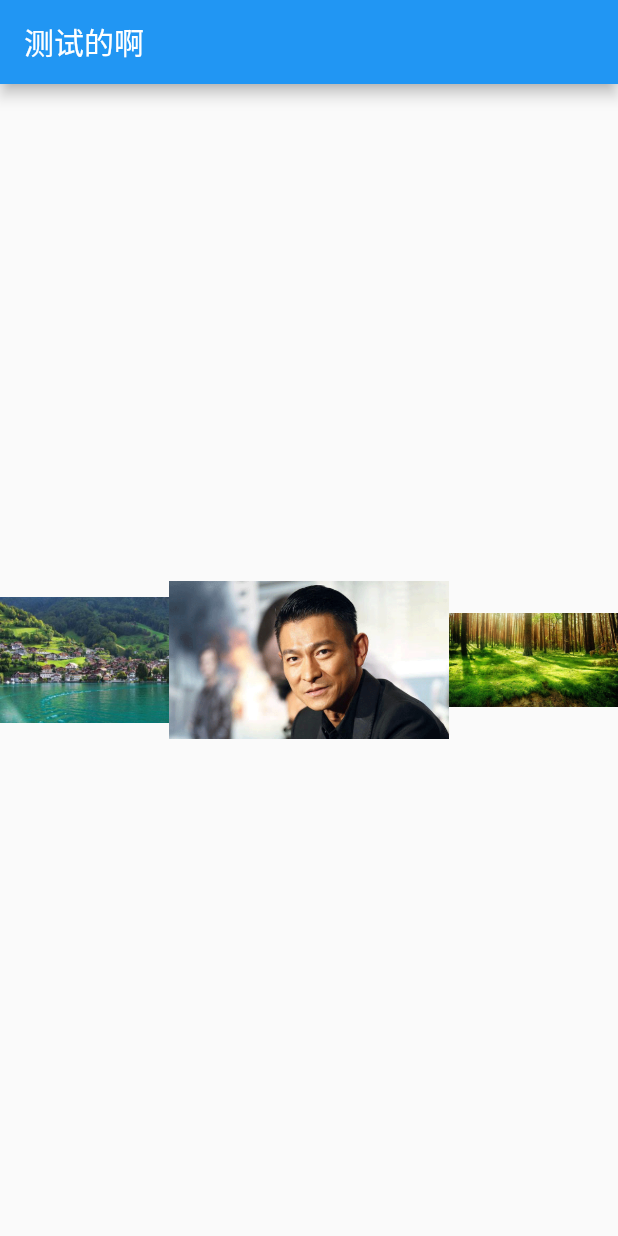
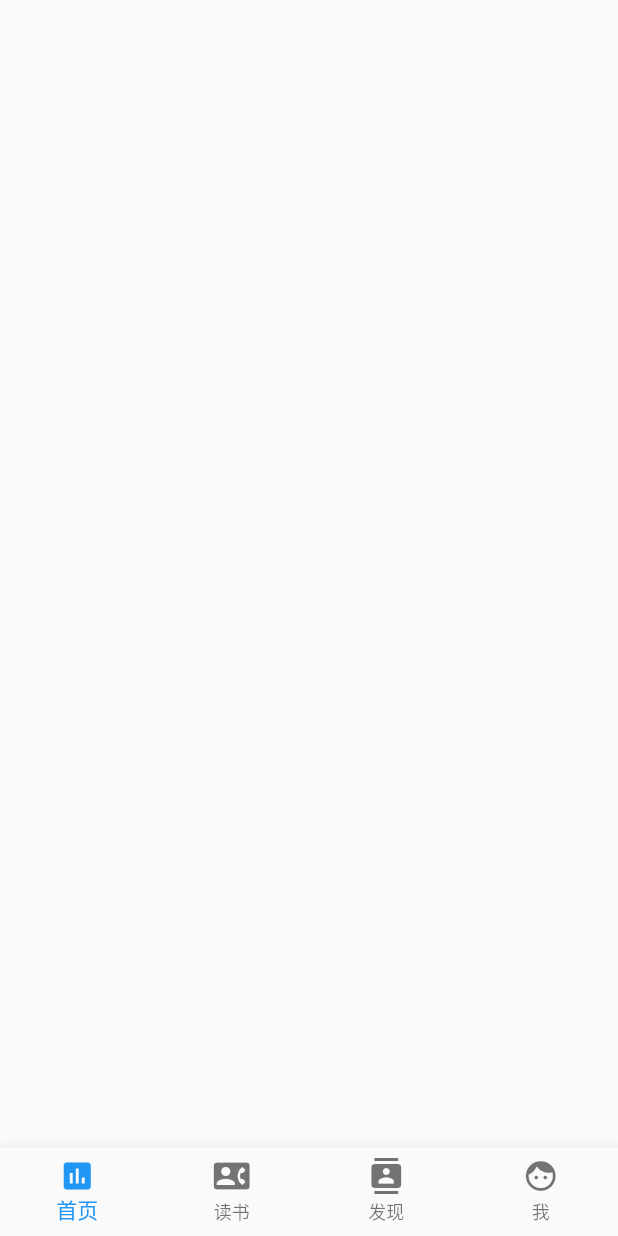
Before and after one commit to 624990742/myAppFlutter, a Flutter app: the screen it shows after launch, on a phone screen of 412 x 824 dp. Run offline on Flutter 3.47's test engine with Material 2 defaults, Android fonts, the phone set to English and light mode, and no system bars.

Commit message:
添加底部tabbar

```diff
--- /dev/null
+++ b/lib/fine/fine_page.dart
@@ -0,0 +1,29 @@
+import 'package:flutter/material.dart';
+
+
+
+class FinePage extends StatefulWidget{
+  @override
+  State <StatefulWidget>  createState() => new _finePageState();
+}
+
+
+class  _finePageState extends State <FinePage>{
+
+  @override
+  Widget build(BuildContext context) {
+    // TODO: implement build
+//    throw UnimplementedError();
+    return new MaterialApp(
+      home: new Scaffold(
+        appBar: new AppBar(
+          title: new Text("发现"),
+          actions: <Widget>[],
+        ),
+      ),
+    );
+  }
+
+
+
+}
--- /dev/null
+++ b/lib/home/home_page.dart
@@ -0,0 +1,27 @@
+import 'package:flutter/material.dart';
+
+class HomePage extends StatefulWidget {
+  @override
+  State<StatefulWidget> createState() => new _HomePageState();
+}
+class _HomePageState extends State<HomePage>{
+
+  @override
+  Widget build(BuildContext context) {
+    // TODO: implement build
+//    throw UnimplementedError();
+
+  return new MaterialApp(
+    home: new Scaffold(
+      appBar: new AppBar(
+        title: new Text("首页"),
+        actions: [
+
+        ],
+      ),
+    ),
+
+    );
+  }
+
+}
--- /dev/null
+++ b/lib/index/app_page_index.dart
@@ -0,0 +1,244 @@
+import 'package:flutter/material.dart';
+import 'package:flutter/scheduler.dart';
+import 'package:my_app/tabbar/navigation_tabbar.dart';
+import 'package:my_app/home/home_page.dart';
+import 'package:my_app/read/read_page.dart';
+import 'package:my_app/fine/fine_page.dart';
+import 'package:my_app/me/me_page.dart';
+
+
+class PageIndex extends StatefulWidget {
+  @override
+  State<StatefulWidget> createState() => new _PageIndexState();
+}
+
+class _PageIndexState extends State <PageIndex> with TickerProviderStateMixin {
+   int _currentInedx = 0;//当前界面的索引值
+   List<TabbarIocnView>  _tabbarIconViews;//底部工具栏所有的 tabbarItem
+   List<StatefulWidget> _pageList;//item 对应的界面
+   StatefulWidget _currentPage;//当前的显示界面
+
+   //定义一个空的设置状态值的方法
+   void _rebuild(){
+     setState(() {});
+   }
+
+   @override
+   void initState(){
+     super.initState();
+     _tabbarIconViews = <TabbarIocnView>[
+       new TabbarIocnView(icon: new Icon(Icons.assessment), itemTitle: new Text("首页"),vsync: this),
+       new TabbarIocnView(icon: new Icon(Icons.contact_phone), itemTitle: new Text("读书"), vsync: this),
+       new TabbarIocnView(icon: new Icon(Icons.contacts), itemTitle:  new Text("发现"), vsync: this),
+       new TabbarIocnView(icon: new Icon(Icons.face), itemTitle: new Text("我"), vsync: this),
+     ];
+
+     //给每一个按钮区域上加监听
+     for(TabbarIocnView itemBar in _tabbarIconViews) {
+       itemBar.controller.addListener(_rebuild);
+     }
+
+     //将我们 bottomBar 上面的按钮图标对应的页面存放起来
+     _pageList = <StatefulWidget>[
+       new HomePage(),
+       new ReadPage(),
+       new FinePage(),
+       new MePage()
+     ];
+     _currentPage = _pageList[_currentInedx];
+
+   }
+
+
+
+
+
+
+
+
+  @override
+  Widget build(BuildContext context) {
+//     TODO: implement build
+//    throw UnimplementedError();
+   final  BottomNavigationBar bottomNavigationBar = new BottomNavigationBar(
+       items: _tabbarIconViews
+       .map((TabbarIocnView tbbarIocnView) => tbbarIocnView.barItem).toList(),//添加 icon 按钮
+      currentIndex: _currentInedx, // 当前点击的索引值
+     type: BottomNavigationBarType.fixed, // 设置底部导航工具栏的类型：fixed 固定
+     onTap: (int index){//点击事件
+         setState(() {//点击之后，需要出发的逻辑事件
+           _tabbarIconViews[_currentInedx].controller.reverse();
+           _currentInedx = index;
+           _tabbarIconViews[_currentInedx].controller.forward();
+           _currentPage = _pageList[_currentInedx];
+         });
+     },
+   );
+
+
+    return new MaterialApp(
+      home: new Scaffold(
+        body: new Center(
+//           child: ,//当前选中的界面索引值
+        ),
+        bottomNavigationBar: bottomNavigationBar,
+      ),
+    theme: new ThemeData(
+      primarySwatch: Colors.blue,//设置主题颜色
+    ),
+    );
+  }
+
+}
+
+
+
+
+//import 'dart:math';
+//import 'package:flutter/cupertino.dart';
+//import 'package:english_words/english_words.dart';
+//import 'dart:convert';
+//import 'package:http/http.dart' as http;
+
+//void main() => runApp(new MyApp());
+//class MyApp extends StatelessWidget  {
+//
+//  @override
+//  Widget build(BuildContext context) {
+//
+//    Column  buildButtonColum(IconData icon, String label){
+//      Color color = Theme.of(context).primaryColor;
+//
+//      return  new Column(
+//        mainAxisSize: MainAxisSize.min,
+//        mainAxisAlignment: MainAxisAlignment.center,
+//        children: [
+//          new Icon(icon, color: color,),
+//          new Container(
+//            margin: const EdgeInsets.only(top: 8.0),
+//            child: new Text(
+//              label,
+//              style: new TextStyle(
+//                fontSize: 12.0,
+//                fontWeight: FontWeight.w400,
+//                color: color,
+//              ),
+//            ),
+//          ),
+//        ],
+//      );
+//    }
+//
+//
+//
+//    Widget  buttonSection = new Container(
+//      child: new Row(
+//        mainAxisAlignment: MainAxisAlignment.spaceEvenly,
+//        children: [
+//          InkWell(
+//            child: buildButtonColum(Icons.call, 'CALL'),
+//            onTap:(){
+//              print('CALL');
+//            },
+//          ),
+//          GestureDetector(
+//            child: buildButtonColum(Icons.near_me, 'ROUTE'),
+//            onTap: (){
+//              print('ROUTE');
+//            },
+//          ),
+//
+//
+//          RaisedButton(
+//            child: buildButtonColum(Icons.near_me, 'SHARE'),
+//            onPressed: (){
+//              print('SHARE');
+//            },
+//          ),
+//
+//
+//          InkWell(
+//            child: buildButtonColum(Icons.pan_tool, 'HAND'),
+//            onTap:(){
+//              print('HAND');
+//            },
+//          ),
+//
+//        ],
+//      ),
+//    );
+//
+//
+//
+//    Widget textSection = new Container(
+//      padding: const EdgeInsets.all(32.0),
+//      child: new Text(
+//        '''
+//Lake Oeschinen lies at the foot of the Blüemlisalp in the Bernese Alps. Situated 1,578 meters above sea level, it is one of the larger Alpine Lakes. A gondola ride from Kandersteg, followed by a half-hour walk through pastures and pine forest, leads you to the lake, which warms to 20 degrees Celsius in the summer. Activities enjoyed here include rowing, and riding the summer toboggan run.
+//        ''',
+//        softWrap: true,
+//      ),
+//
+//    );
+//
+//
+//
+//    Widget titleSection = new Container(
+//      padding: const EdgeInsets.all(32.0),
+//      child: new Row(
+//        children: [
+//          new Expanded(
+//            child: new Column(
+//              crossAxisAlignment: CrossAxisAlignment.start,
+//              children: [
+//                new Container(
+//                  padding: const EdgeInsets.only(bottom: 8.0),
+//                  child: new Text(
+//                    '你好啊，就是测试',
+//                    style: new TextStyle(
+//                      fontWeight: FontWeight.bold,
+//                    ),
+//                  ),
+//                ),
+//                new Text(
+//                  '嘻嘻哈哈',
+//                  style: new TextStyle(
+//                    color: Colors.grey[500],
+//                  ),
+//                ),
+//              ],
+//            ),
+//          ),
+//          new Icon(
+//            Icons.star,
+//            color: Colors.red[500],
+//          ),
+//          new Text('34')
+//        ],
+//      ),
+//    );
+//
+//
+//    return  MaterialApp(
+//      title: '测试第一个demo',
+//      home: Scaffold(
+//        appBar: new AppBar(
+//          title: new Text("首页"),
+//        ),
+//        body: new ListView(children: [
+//          new  Image.asset(
+//            'images/headerBg.png',
+//            width: 600.0,
+//            height: 240.0,
+//            fit: BoxFit.cover,
+//          ),
+//          titleSection,
+//          buttonSection,
+//          textSection,
+//        ],
+//        ),
+//      ),
+//    );
+//
+//  }
+//}
--- a/lib/main.dart
+++ b/lib/main.dart
@@ -1,116 +1,16 @@
 import 'package:flutter/material.dart';
-import 'package:english_words/english_words.dart';
+import 'package:my_app/index/app_page_index.dart';
+void main() =>runApp(new MyApp());
+class MyApp extends StatelessWidget {
 
-
-void main() => runApp(new MyApp());
-
-
-
-class MyApp extends StatelessWidget {
-  @override
- Widget build(BuildContext context){
-
-    return  MaterialApp(
-      title: '测试Row与Clomu的区别',
-      home: Scaffold(
-           appBar: new AppBar(
-             title: new Text('测试的啊'),
-           ),
-        body: new Center(
-          child: new Row(
-              crossAxisAlignment: CrossAxisAlignment.center,
-             children: [
-               new Expanded(
-                 flex: 3,
-                 child: new Image.asset('images/fengjing1.jpg'),
-               ),
-
-               new Expanded(
-                 flex: 5,
-                 child: new Image.asset('images/headerBg.png'),
-               ),
-
-               new Expanded(
-                 flex: 3,
-                 child: new Image.asset('images/fengjing2.jpeg'),
-               ),
-
-             ],
-          ),
-
-        ),
-
-      ),
-
+  Widget build(BuildContext context) {
+    return new MaterialApp(
+      title: '首页',
+      home:  PageIndex(),
     );
+  }
 
 }
-
-}
-
-
-
-
-class _MyHomePageState extends State <MyHomePage> {
-  @override
-  Widget build(BuildContext context) {
-    //...
-
-    var ratings = new Container(
-      padding: new EdgeInsets.all(20.0),
-      child: new Row(
-        mainAxisAlignment: MainAxisAlignment.spaceEvenly,
-        children: [
-          new Row(
-            mainAxisSize: MainAxisSize.min,
-            children: [
-              new Icon(Icons.star, color: Colors.black),
-              new Icon(Icons.star, color: Colors.black),
-              new Icon(Icons.star, color: Colors.black),
-              new Icon(Icons.star, color: Colors.black),
-              new Icon(Icons.star, color: Colors.black),
-            ],
-          ),
-          new Text(
-            '170 Reviews',
-            style: new TextStyle(
-              color: Colors.black,
-              fontWeight: FontWeight.w800,
-              fontFamily: 'Roboto',
-              letterSpacing: 0.5,
-              fontSize: 20.0,
-            ),
-          ),
-        ],
-      ),
-    );
-    //...
-  }
-}
-
-
-
-
-//    return  MaterialApp(
-//      title: '测试第一个demo',
-//      home: Scaffold(
-//        appBar: new AppBar(
-//          title: new Text("首页"),
-//        ),
-//          body: new ListView(children: [
-//            new  Image.asset(
-//              'images/headerBg.png',
-//              width: 600.0,
-//              height: 240.0,
-//              fit: BoxFit.cover,
-//            ),
-//            titleSection,
-//            buttonSection,
-//            textSection,
-//          ],
-//        ),
-//      ),
-//    );
 
 
 
@@ -120,7 +20,18 @@ class _MyHomePageState extends State <MyHomePage> {
 
 
 
-/********* 第一个实战demo ***********/
+
+
+
+
+
+//import 'dart:math';
+//import 'package:flutter/cupertino.dart';
+//import 'package:flutter/material.dart';
+//import 'package:english_words/english_words.dart';
+//import 'dart:convert';
+//import 'package:http/http.dart' as http;
+//
 //void main() => runApp(new MyApp());
 //class MyApp extends StatelessWidget  {
 //
@@ -130,7 +41,7 @@ class _MyHomePageState extends State <MyHomePage> {
 //    Column  buildButtonColum(IconData icon, String label){
 //      Color color = Theme.of(context).primaryColor;
 //
-//       return new Column(
+//       return  new Column(
 //         mainAxisSize: MainAxisSize.min,
 //         mainAxisAlignment: MainAxisAlignment.center,
 //         children: [
@@ -156,10 +67,35 @@ class _MyHomePageState extends State <MyHomePage> {
 //      child: new Row(
 //        mainAxisAlignment: MainAxisAlignment.spaceEvenly,
 //        children: [
-//          buildButtonColum(Icons.call, 'CALL'),
-//          buildButtonColum(Icons.near_me, 'ROUTE'),
-//          buildButtonColum(Icons.share, 'SHARE'),
-//          buildButtonColum(Icons.pan_tool, 'HAND')
+//          InkWell(
+//            child: buildButtonColum(Icons.call, 'CALL'),
+//            onTap:(){
+//              print('CALL');
+//              },
+//          ),
+//          GestureDetector(
+//           child: buildButtonColum(Icons.near_me, 'ROUTE'),
+//            onTap: (){
+//              print('ROUTE');
+//            },
+//          ),
+//
+//
+//          RaisedButton(
+//            child: buildButtonColum(Icons.near_me, 'SHARE'),
+//            onPressed: (){
+//              print('SHARE');
+//            },
+//          ),
+//
+//
+//          InkWell(
+//            child: buildButtonColum(Icons.pan_tool, 'HAND'),
+//            onTap:(){
+//              print('HAND');
+//            },
+//          ),
+//
 //        ],
 //      ),
 //    );
@@ -239,7 +175,7 @@ class _MyHomePageState extends State <MyHomePage> {
 //     }
 //}
 //
-//
+
 
 
 
--- /dev/null
+++ b/lib/me/me_page.dart
@@ -0,0 +1,30 @@
+import 'package:flutter/material.dart';
+
+class MePage extends StatefulWidget{
+  @override
+  State<StatefulWidget> createState() => new _MePageState();
+}
+
+class _MePageState extends State<MePage> {
+
+  @override
+  Widget build(BuildContext context) {
+    return new MaterialApp(
+      home: new Scaffold(
+        appBar: new AppBar(
+          title: new Text('我的'),
+          actions: <Widget>[
+            new Container(
+
+            )
+          ],
+        ),
+        body: new Center(
+          child: null,
+        ),
+
+      ),
+    );
+  }
+
+}
--- /dev/null
+++ b/lib/read/read_page.dart
@@ -0,0 +1,27 @@
+import 'package:flutter/material.dart';
+
+class ReadPage extends StatefulWidget{
+  @override
+  State <StatefulWidget>  createState() => new _readPageState();
+}
+
+
+class  _readPageState extends State <ReadPage>{
+
+  @override
+  Widget build(BuildContext context) {
+    // TODO: implement build
+//    throw UnimplementedError();
+  return new MaterialApp(
+     home: new Scaffold(
+       appBar: new AppBar(
+         title: new Text("读书"),
+         actions: <Widget>[],
+       ),
+     ),
+    );
+  }
+
+
+
+}
--- /dev/null
+++ b/lib/tabbar/navigation_tabbar.dart
@@ -0,0 +1,17 @@
+import 'package:flutter/material.dart';
+
+class TabbarIocnView {
+ final  BottomNavigationBarItem  barItem; //ios 中的item
+ final  AnimationController  controller;//对应的界面
+ // 创建 NavigationIconView 需要传入三个参数， icon 图标，title 标题， TickerProvider
+  TabbarIocnView({Widget icon, Widget itemTitle, TickerProvider vsync}):
+       barItem = new BottomNavigationBarItem(
+        icon: icon,
+        title: itemTitle,
+       ),
+       controller = new AnimationController(
+           duration: kThemeAnimationDuration,    // 设置动画持续的时间
+           vsync: vsync                          // 默认属性和参数
+       );
+
+}
--- a/pubspec.yaml
+++ b/pubspec.yaml
@@ -24,8 +24,8 @@ dependencies:
   # Use with the CupertinoIcons class for iOS style icons.
   cupertino_icons: ^0.1.2
   english_words: ^3.1.0
-  # image_picker: ^0.5.0+9
-
+  image_picker: ^0.5.0+9
+  http: ^0.12.0+1
 
 dev_dependencies:
   flutter_test:
```
Also changed, not shown: pubspec.lock, 7 other files.
